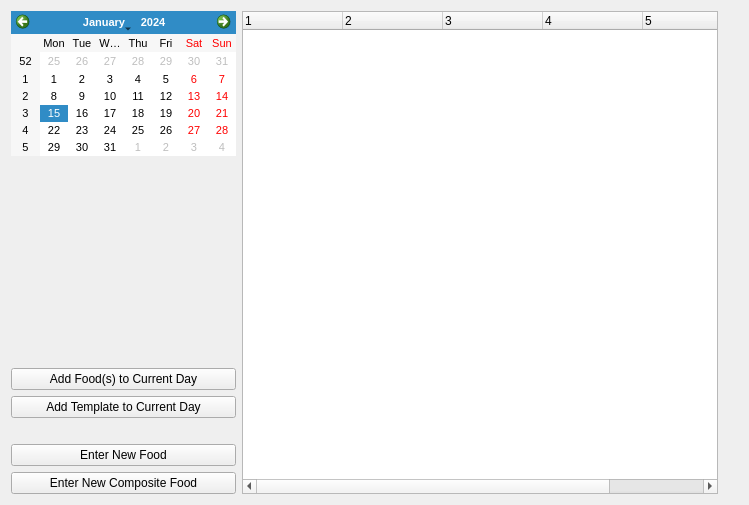
tylermchenry/nutrition_tracker, file src/nutrition_tracker.ui: the form before one commit.
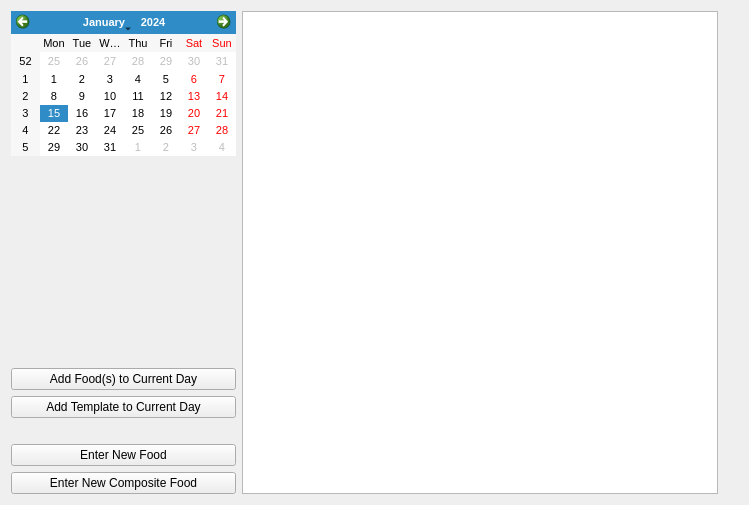
The form after the commit.

Commit message: 'Add Food' dialog now actually adds the chosen food(s) to the current day when commit is pressed

Patch:
```diff
--- a/src/nutrition_tracker.ui
+++ b/src/nutrition_tracker.ui
@@ -99,41 +99,7 @@
    <item>
     <layout class="QVBoxLayout" name="verticalLayout_2" stretch="0">
      <item>
-      <widget class="QTreeWidget" name="treeWidget">
-       <property name="columnCount">
-        <number>6</number>
-       </property>
-       <column>
-        <property name="text">
-         <string notr="true">1</string>
-        </property>
-       </column>
-       <column>
-        <property name="text">
-         <string notr="true">2</string>
-        </property>
-       </column>
-       <column>
-        <property name="text">
-         <string notr="true">3</string>
-        </property>
-       </column>
-       <column>
-        <property name="text">
-         <string notr="true">4</string>
-        </property>
-       </column>
-       <column>
-        <property name="text">
-         <string notr="true">5</string>
-        </property>
-       </column>
-       <column>
-        <property name="text">
-         <string notr="true">6</string>
-        </property>
-       </column>
-      </widget>
+      <widget class="QTreeView" name="trvFoodsForDay"/>
      </item>
     </layout>
    </item>
```
Left out of the diff: 2 changed lines with no effect on the pictures. The commit also changes 5 other files.
